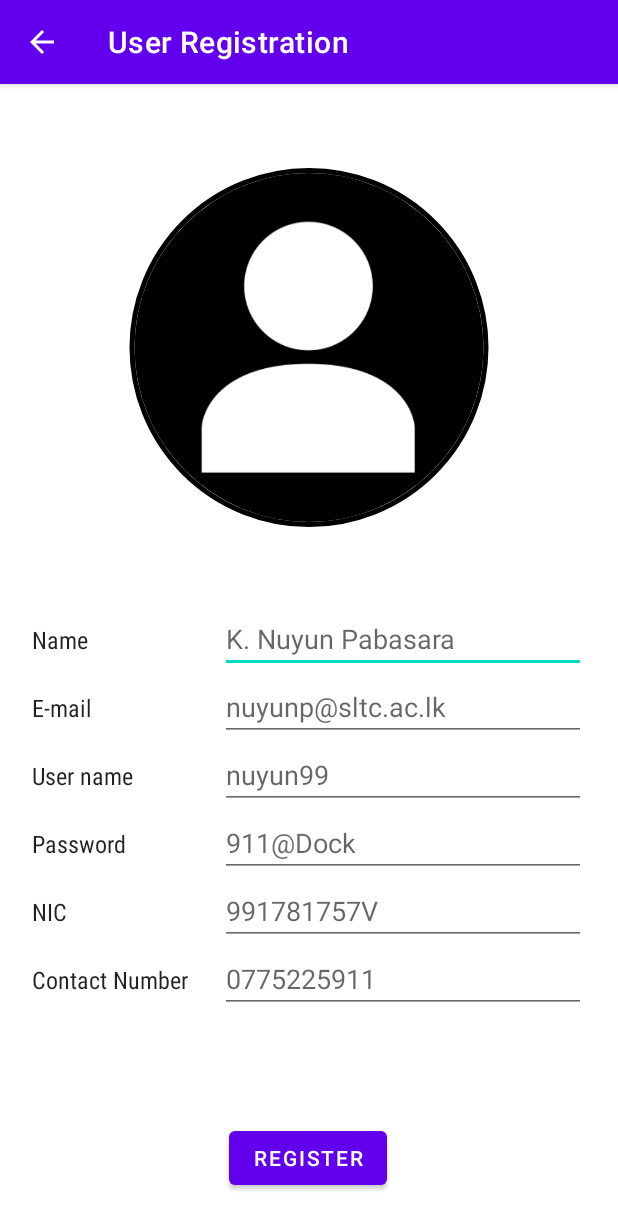
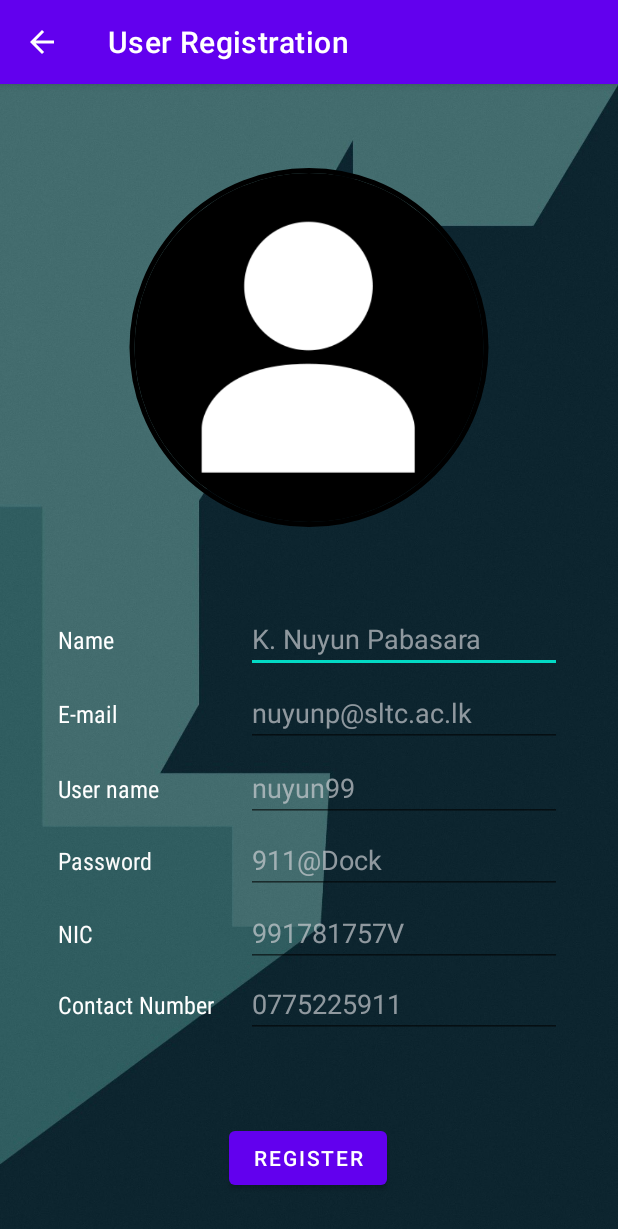
Before and after one commit to Nuyun-Kalamullage/Car-Dock-App, an Android app: the screen it shows after launch (userRegistration), after a tap on "Sign Up", on a phone screen of 412 x 824 dp. Shown: the top 1229 px of the screen. Run offline under Robolectric (Android 15) with nearby library versions, the phone set to English and light mode, and no system bars; our stand-ins replace CircleImageView; pictures from the network do not load; 1 other tap on this screen came first.

Commit message:
add Icon Image to App and done the first phrase.

```diff
--- a/app/src/main/AndroidManifest.xml
+++ b/app/src/main/AndroidManifest.xml
@@ -4,9 +4,9 @@
 
     <application
         android:allowBackup="true"
-        android:icon="@mipmap/ic_launcher"
+        android:icon="@drawable/logocardock"
         android:label="@string/app_name"
-        android:roundIcon="@mipmap/ic_launcher_round"
+        android:roundIcon="@drawable/logocardock"
         android:supportsRtl="true"
         android:theme="@style/Theme.CarDock">
         <activity
--- a/app/src/main/java/com/example/cardock/backend/car.java
+++ b/app/src/main/java/com/example/cardock/backend/car.java
@@ -1,10 +1,10 @@
 package com.example.cardock.backend;
 
+import java.util.ArrayList;
 import java.util.Date;
 import java.util.HashMap;
 
 public class car {
-    private boolean isHasAd = false;
     private  String front ;
     private  String back;
     private String interior;
@@ -16,6 +16,7 @@ public class car {
     private String description;
     private String fuelType;
     private String finance;
+    public static ArrayList<car> carArrayList;
 
     public static HashMap<String,car> registeredCarsArray = new HashMap<>();
     private String sellerName;
@@ -78,26 +79,25 @@ public class car {
         return finance;
     }
 
-    public boolean isHasAd() {
-        return isHasAd;
-    }
-
-    public void setHasAd(boolean hasAd) {
-        isHasAd = hasAd;
-    }
     public void setDatePublished(Date datePublished) {
         this.datePublished = datePublished;
     }
 
     public static boolean RegisterNewCar(String name, String front, String back, String interior, String side, String model, String year, String millage, String price, String description,int fueltype,boolean finance){
         if(!registeredCarsArray.containsKey(name)){
-            registeredCarsArray.put(name, new car( name,front, back, interior, side, model, year, millage, price, description,fueltype,finance));
+            car newCar = new car( name,front, back, interior, side, model, year, millage, price, description,fueltype,finance);
+            registeredCarsArray.put(name, newCar);
+            carArrayList.add(newCar);
             return true;
         }
         else{
             return false;
         }
     }
+    public int getCarCount(){
+        return carArrayList.size();
+
+    }
     public String[] getCarImageArray() {
        return new String[]{front, back, interior, side};
 
--- a/app/src/main/java/com/example/cardock/carRegister.java
+++ b/app/src/main/java/com/example/cardock/carRegister.java
@@ -125,7 +125,6 @@ public class carRegister extends AppCompatActivity {
         }
         else if (car.RegisterNewCar(logins,frontUri,rearUri,interiorUri,sideUri,model,year,millage,price,description,fuelType,finance)){
             Toast.makeText(carRegister.this, "Car Registration Successful, ", Toast.LENGTH_SHORT).show();
-            car.registeredCarsArray.get(logins).setHasAd(true);
             Intent lunch = new Intent(           carRegister.this, landingPage.class);
             lunch.putExtra("userName",logins);
             startActivity(lunch);
--- a/app/src/main/java/com/example/cardock/ui/login/LoginActivity.java
+++ b/app/src/main/java/com/example/cardock/ui/login/LoginActivity.java
@@ -46,7 +46,7 @@ public class LoginActivity extends AppCompatActivity {
         signupButton.setEnabled(true);
         loginButton.setEnabled(true);
         ImageView logo = (ImageView) findViewById(R.id.imageView2);
-        logo.setImageResource(R.drawable.cardoglogofinal);
+        logo.setImageResource(R.drawable.logocardock);
 
         loginButton.setOnClickListener(new View.OnClickListener() {
             @Override
--- a/app/src/main/res/layout/activity_login.xml
+++ b/app/src/main/res/layout/activity_login.xml
@@ -5,7 +5,7 @@
     android:id="@+id/loginactivity"
     android:layout_width="match_parent"
     android:layout_height="match_parent"
-    android:background="@drawable/bmwin"
+    android:background="@drawable/aaa"
     android:foregroundGravity="top"
     android:paddingLeft="@dimen/activity_horizontal_margin"
     android:paddingTop="@dimen/activity_vertical_margin"
@@ -19,7 +19,7 @@
         android:layout_height="45dp"
         android:layout_marginTop="48dp"
         android:autofillHints="@string/prompt_email"
-        android:background="#A8D8D4D4"
+        android:background="#A8FFFFFF"
         android:hint="@string/user_name"
         android:inputType="textPersonName"
         android:selectAllOnFocus="true"
@@ -34,7 +34,7 @@
         android:layout_height="45dp"
         android:layout_marginTop="8dp"
         android:autofillHints="@string/prompt_password"
-        android:background="#A8D8D4D4"
+        android:background="#A8FFFFFF"
         android:hint="@string/prompt_password"
         android:imeActionLabel="@string/action_sign_in_short"
         android:imeOptions="actionDone"
@@ -57,10 +57,10 @@
         android:visibility="visible"
         app:layout_constraintBottom_toTopOf="@+id/signupButton"
         app:layout_constraintEnd_toEndOf="parent"
-        app:layout_constraintHorizontal_bias="0.5"
+        app:layout_constraintHorizontal_bias="0.499"
         app:layout_constraintStart_toStartOf="parent"
         app:layout_constraintTop_toBottomOf="@+id/password"
-        app:layout_constraintVertical_bias="1.0"
+        app:layout_constraintVertical_bias="0.901"
         tools:ignore="TouchTargetSizeCheck" />
 
     <Button
@@ -74,10 +74,10 @@
         android:visibility="visible"
         app:layout_constraintBottom_toBottomOf="parent"
         app:layout_constraintEnd_toEndOf="parent"
-        app:layout_constraintHorizontal_bias="0.501"
+        app:layout_constraintHorizontal_bias="0.499"
         app:layout_constraintStart_toStartOf="parent"
         app:layout_constraintTop_toTopOf="parent"
-        app:layout_constraintVertical_bias="0.912"
+        app:layout_constraintVertical_bias="0.767"
         tools:ignore="TouchTargetSizeCheck" />
 
     <ProgressBar
@@ -89,7 +89,7 @@
         android:visibility="invisible"
         app:layout_constraintBottom_toTopOf="@+id/login"
         app:layout_constraintEnd_toEndOf="parent"
-        app:layout_constraintHorizontal_bias="0.492"
+        app:layout_constraintHorizontal_bias="0.499"
         app:layout_constraintStart_toStartOf="parent" />
 
     <ImageView
--- a/app/src/main/res/layout/activity_user_registration.xml
+++ b/app/src/main/res/layout/activity_user_registration.xml
@@ -4,7 +4,8 @@
     xmlns:tools="http://schemas.android.com/tools"
     android:layout_width="match_parent"
     android:layout_height="match_parent"
-    tools:context=".userRegistration">
+    tools:context=".userRegistration"
+    android:background="@drawable/userbackground">
 
     <LinearLayout
         android:id ="@+id/linearLayout"
@@ -39,9 +40,19 @@
             android:layout_width="match_parent"
             android:layout_height="52dp" />
 
+        <RelativeLayout
+            android:layout_width="match_parent"
+            android:layout_height="match_parent">
+
             <LinearLayout
-            android:layout_width="match_parent"
+                android:id="@+id/linearLayout3"
+                android:layout_width="336dp"
                 android:layout_height="wrap_content"
+                android:layout_alignParentStart="true"
+                android:layout_alignParentEnd="true"
+                android:layout_marginStart="17dp"
+                android:layout_marginEnd="16dp"
+                android:layout_marginBottom="216dp"
                 android:orientation="horizontal">
 
                 <TextView
@@ -52,6 +63,7 @@
                     android:fontFamily="sans-serif-condensed"
                     android:text="@string/name"
                     android:textAppearance="@style/TextAppearance.AppCompat.Body1"
+                    android:textColor="#FFFFFF"
                     android:textSize="16sp" />
 
                 <EditText
@@ -63,13 +75,22 @@
                     android:hint="K. Nuyun Pabasara"
                     android:importantForAutofill="no"
                     android:inputType="textPersonName"
+                    android:textColor="#FDFCFC"
+                    android:textColorHint="#ABD1D2D6"
                     tools:ignore="TouchTargetSizeCheck,TextContrastCheck" />
 
             </LinearLayout>
 
             <LinearLayout
-            android:layout_width="match_parent"
+                android:id="@+id/linearLayout4"
+                android:layout_width="336dp"
                 android:layout_height="wrap_content"
+                android:layout_alignParentStart="true"
+                android:layout_alignParentEnd="true"
+                android:layout_alignParentBottom="true"
+                android:layout_marginStart="17dp"
+                android:layout_marginEnd="16dp"
+                android:layout_marginBottom="224dp"
                 android:orientation="horizontal">
 
                 <TextView
@@ -80,6 +101,7 @@
                     android:fontFamily="sans-serif-condensed"
                     android:text="E-mail"
                     android:textAppearance="@style/TextAppearance.AppCompat.Body1"
+                    android:textColor="#FFFFFF"
                     android:textSize="16sp" />
 
                 <EditText
@@ -90,12 +112,21 @@
                     android:ems="10"
                     android:hint="nuyunp@sltc.ac.lk"
                     android:inputType="textPersonName"
+                    android:textColor="#FAF7F7"
+                    android:textColorHint="#ABD1D2D6"
                     tools:ignore="TouchTargetSizeCheck" />
             </LinearLayout>
 
             <LinearLayout
-            android:layout_width="match_parent"
+                android:id="@+id/linearLayout5"
+                android:layout_width="336dp"
                 android:layout_height="wrap_content"
+                android:layout_alignParentStart="true"
+                android:layout_alignParentEnd="true"
+                android:layout_alignParentBottom="true"
+                android:layout_marginStart="17dp"
+                android:layout_marginEnd="16dp"
+                android:layout_marginBottom="174dp"
                 android:orientation="horizontal">
 
                 <TextView
@@ -106,6 +137,7 @@
                     android:fontFamily="sans-serif-condensed"
                     android:text="User name"
                     android:textAppearance="@style/TextAppearance.AppCompat.Body1"
+                    android:textColor="#FFFFFF"
                     android:textSize="16sp" />
 
                 <EditText
@@ -116,13 +148,22 @@
                     android:ems="10"
                     android:hint="nuyun99"
                     android:inputType="textPersonName"
+                    android:textColor="#FBF9F9"
+                    android:textColorHint="#ABD1D2D6"
                     tools:ignore="TouchTargetSizeCheck" />
 
             </LinearLayout>
 
             <LinearLayout
-            android:layout_width="match_parent"
+                android:id="@+id/linearLayout6"
+                android:layout_width="336dp"
                 android:layout_height="wrap_content"
+                android:layout_alignParentStart="true"
+                android:layout_alignParentEnd="true"
+                android:layout_alignParentBottom="true"
+                android:layout_marginStart="17dp"
+                android:layout_marginEnd="16dp"
+                android:layout_marginBottom="126dp"
                 android:orientation="horizontal">
 
                 <TextView
@@ -133,6 +174,7 @@
                     android:fontFamily="sans-serif-condensed"
                     android:text="Password"
                     android:textAppearance="@style/TextAppearance.AppCompat.Body1"
+                    android:textColor="#FBFBFB"
                     android:textSize="16sp" />
 
                 <EditText
@@ -143,12 +185,21 @@
                     android:ems="10"
                     android:hint="911@Dock"
                     android:inputType="textPassword"
+                    android:textColor="#FBFBFB"
+                    android:textColorHint="#ABD1D2D6"
                     tools:ignore="SpeakableTextPresentCheck,TouchTargetSizeCheck" />
             </LinearLayout>
 
             <LinearLayout
-            android:layout_width="match_parent"
+                android:id="@+id/linearLayout7"
+                android:layout_width="336dp"
                 android:layout_height="wrap_content"
+                android:layout_alignParentStart="true"
+                android:layout_alignParentEnd="true"
+                android:layout_alignParentBottom="true"
+                android:layout_marginStart="17dp"
+                android:layout_marginEnd="16dp"
+                android:layout_marginBottom="77dp"
                 android:orientation="horizontal">
 
                 <TextView
@@ -159,6 +210,7 @@
                     android:fontFamily="sans-serif-condensed"
                     android:text="NIC"
                     android:textAppearance="@style/TextAppearance.AppCompat.Body1"
+                    android:textColor="#FDFDFD"
                     android:textSize="16sp" />
 
                 <EditText
@@ -169,12 +221,20 @@
                     android:ems="10"
                     android:hint="991781757V"
                     android:inputType="textPersonName"
+                    android:textColor="#FBFAFA"
+                    android:textColorHint="#ABD1D2D6"
                     tools:ignore="TouchTargetSizeCheck" />
             </LinearLayout>
 
             <LinearLayout
-            android:layout_width="match_parent"
+                android:layout_width="336dp"
                 android:layout_height="wrap_content"
+                android:layout_alignParentStart="true"
+                android:layout_alignParentEnd="true"
+                android:layout_alignParentBottom="true"
+                android:layout_marginStart="17dp"
+                android:layout_marginEnd="16dp"
+                android:layout_marginBottom="30dp"
                 android:orientation="horizontal">
 
                 <TextView
@@ -185,6 +245,7 @@
                     android:fontFamily="sans-serif-condensed"
                     android:text="Contact Number"
                     android:textAppearance="@style/TextAppearance.AppCompat.Body1"
+                    android:textColor="#FFFFFF"
                     android:textSize="16sp" />
 
                 <EditText
@@ -195,8 +256,12 @@
                     android:ems="10"
                     android:hint="0775225911"
                     android:inputType="numberSigned|numberDecimal|phone"
+                    android:textColor="#FFFFFF"
+                    android:textColorHint="#ABD1D2D6"
                     tools:ignore="TouchTargetSizeCheck" />
             </LinearLayout>
+
+        </RelativeLayout>
 
     </LinearLayout>
 
```
Also changed, not shown: app/src/main/res/drawable/aaa.jpg (added), app/src/main/res/drawable/userbackground.jpg (added). Lines whose indentation alone changed are shown as unchanged.
